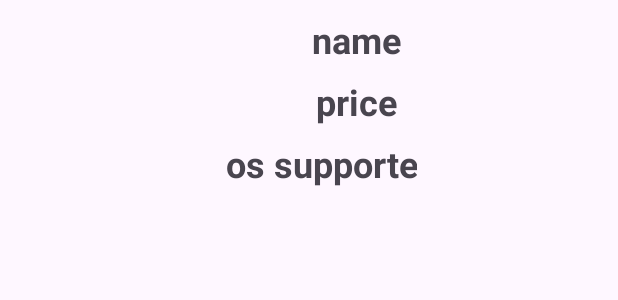
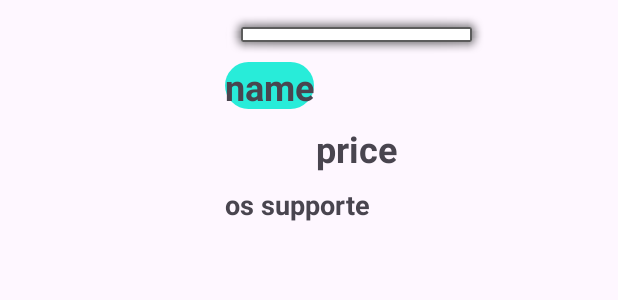
Before and after one commit to soufyane-felate/PC-API, an Android app: the layout list_item_view.xml on its own in the app's theme, with its tools: preview values and no code run, on a phone screen of 412 x 824 dp. Shown: the top 300 px of the screen. Run offline under Robolectric (Android 15) with nearby library versions, the phone set to English and light mode, and no system bars; network calls fail.

Commit message:
"Fix history  problem"

```diff
--- a/app/src/main/java/com/example/apisqlite/ProductAdapter.kt
+++ b/app/src/main/java/com/example/apisqlite/ProductAdapter.kt
@@ -31,12 +31,13 @@ class ProductAdapter(private val context: Context, private val productList: List
         val product = productList[position]
 
         holder.productName.text = product.nom
-        holder.productPrice.text = product.prix
+        holder.productPrice.text = "Price : "+product.prix
         Picasso.get().load(product.image).into(holder.productImage)
 
         val formatter = DateTimeFormatter.ofPattern("dd MMMM yyyy")
         val formattedDate = product.date_fin_os.format(formatter)
-        holder.productOs.text = "End of support: $formattedDate (${product.differenceInYears()} years left)"
+        holder.productOs.text = " ${product.differenceInYears()}"
+      //  holder.productOs.text = "End of support: $formatter (${product.differenceInYears()})"
     }
 
     override fun getItemCount(): Int {
--- a/app/src/main/res/drawable/bg_recyclerview.xml
+++ b/app/src/main/res/drawable/bg_recyclerview.xml
@@ -1,4 +1,7 @@
 <?xml version="1.0" encoding="utf-8"?>
-<selector xmlns:android="http://schemas.android.com/apk/res/android">
+<shape xmlns:android="http://schemas.android.com/apk/res/android">
+<solid
+    android:color="#28ECD9"
 
-</selector>
+    /><corners android:radius="20dp"/>
+</shape>
--- a/app/src/main/res/layout/list_item_view.xml
+++ b/app/src/main/res/layout/list_item_view.xml
@@ -1,8 +1,9 @@
 <?xml version="1.0" encoding="utf-8"?>
 <LinearLayout xmlns:android="http://schemas.android.com/apk/res/android"
              android:layout_width="match_parent"
-             android:layout_height="match_parent"
+             android:layout_height="wrap_content"
              android:orientation="horizontal"
+    android:layout_marginBottom="50dp"
     >
     <ImageView
         android:layout_marginTop="10dp"
@@ -17,15 +18,25 @@
         android:layout_height="wrap_content"
         android:orientation="vertical"
         >
+
         <TextView
-            android:id="@+id/tv_name"
+            android:id="@+id/lign"
             android:layout_width="175dp"
             android:layout_height="31dp"
+            android:background="@android:drawable/alert_light_frame"
             android:gravity="center"
             android:text="name"
             android:textSize="24dp"
-            android:textStyle="bold"
-            />
+            android:textStyle="bold" />
+        <TextView
+            android:id="@+id/tv_name"
+            android:layout_width="wrap_content"
+            android:layout_height="31dp"
+            android:background="@drawable/bg_recyclerview"
+            android:gravity="center"
+            android:text="name"
+            android:textSize="24dp"
+            android:textStyle="bold" />
 
         <TextView
             android:id="@+id/tv_price"
@@ -45,7 +56,7 @@
             android:layout_marginTop="10dp"
             android:gravity="center"
             android:text="os supporte"
-            android:textSize="24dp"
+            android:textSize="18dp"
             android:textStyle="bold"
             />
     </LinearLayout>
```
Also changed, not shown: app/src/main/java/com/example/apisqlite/Product.kt (+15 -37 lines), app/src/main/res/layout/activity_main.xml (+5 -12 lines).
